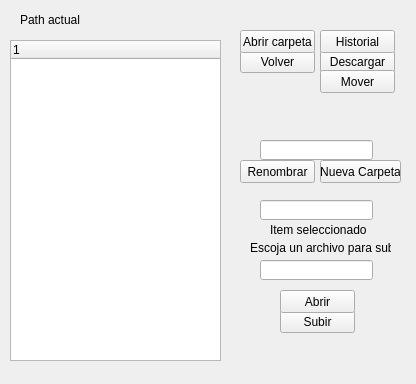
This is Tareas/T07/chat.ui in felipehv/iic2233 as Qt 5 draws it before an edit. The edited form follows.
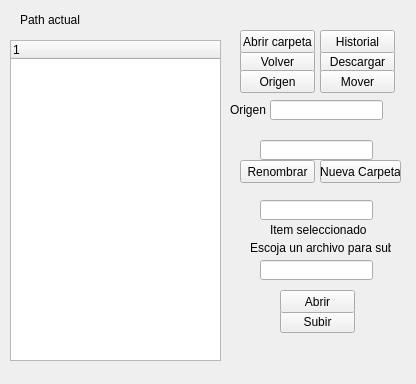
This is the edited form.

Patch:
```diff
--- a/Tareas/T07/chat.ui
+++ b/Tareas/T07/chat.ui
@@ -233,6 +233,42 @@
     <string>Nueva Carpeta</string>
    </property>
   </widget>
+  <widget class="QLineEdit" name="origin">
+   <property name="geometry">
+    <rect>
+     <x>270</x>
+     <y>100</y>
+     <width>113</width>
+     <height>20</height>
+    </rect>
+   </property>
+  </widget>
+  <widget class="QPushButton" name="originButton">
+   <property name="geometry">
+    <rect>
+     <x>240</x>
+     <y>70</y>
+     <width>75</width>
+     <height>23</height>
+    </rect>
+   </property>
+   <property name="text">
+    <string>Origen</string>
+   </property>
+  </widget>
+  <widget class="QLabel" name="label_4">
+   <property name="geometry">
+    <rect>
+     <x>230</x>
+     <y>100</y>
+     <width>111</width>
+     <height>20</height>
+    </rect>
+   </property>
+   <property name="text">
+    <string>Origen</string>
+   </property>
+  </widget>
  </widget>
  <resources/>
  <connections/>
```
